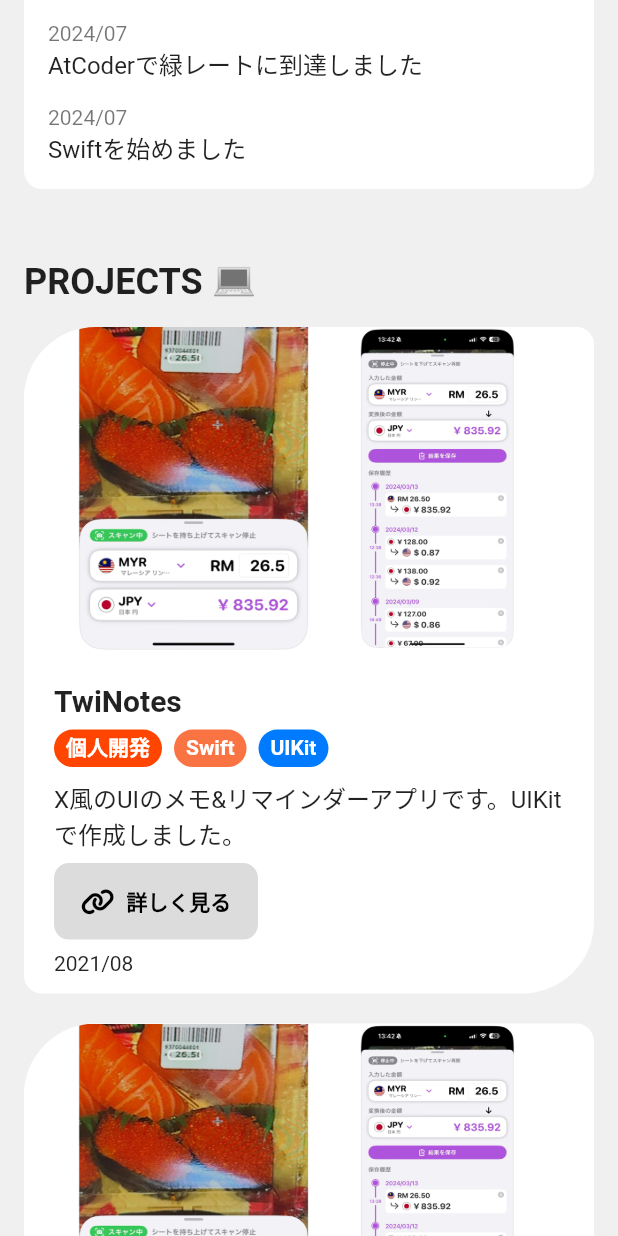
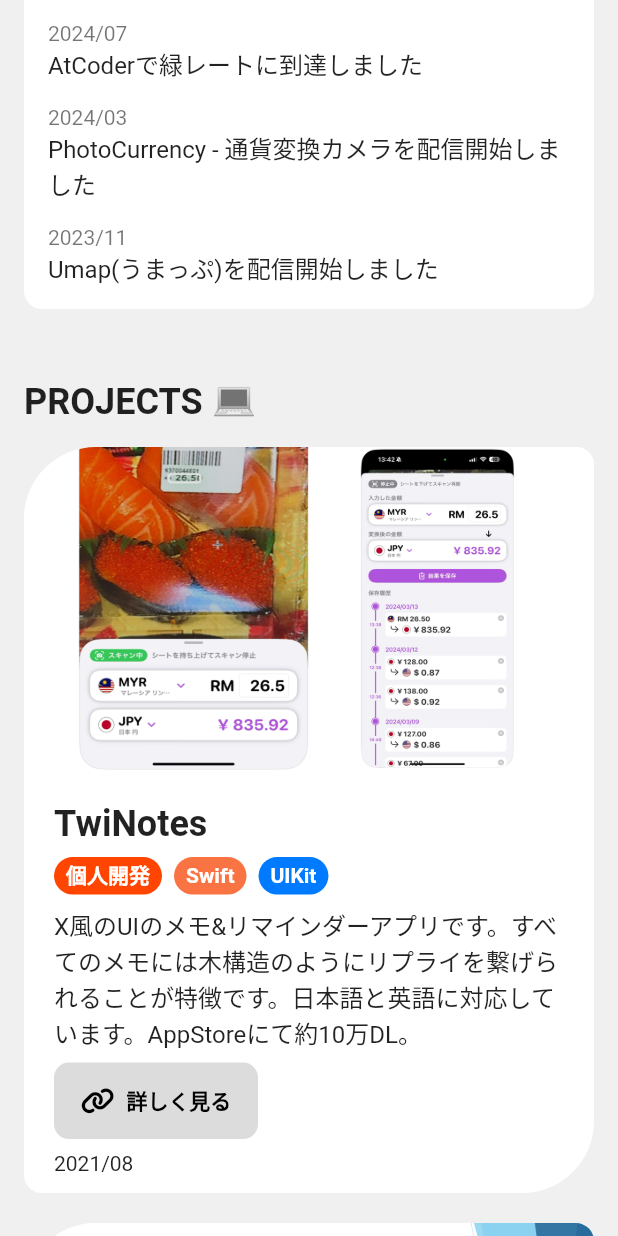
Before and after one commit to toyoshin5/flutter-portfolio, a Flutter app: the screen it shows after launch, scrolled down 1152 dp, on a phone screen of 412 x 824 dp. Run offline on Flutter 3.47's test engine with Material 3 defaults, Android fonts, the phone set to English and light mode, and no system bars; our stand-ins replace device_preview, fl_chart, flutter_riverpod, font_awesome_flutter, freezed_annotation, gap and 2 more; generated files the repository leaves out were written again; network calls fail; Roboto replaces fonts that are missing (SanFrancisco).

Commit message:
データを修正

```diff
--- a/lib/pages/home_page.dart
+++ b/lib/pages/home_page.dart
@@ -1,6 +1,4 @@
 import 'dart:math';
-
-import 'package:animated_text_kit/animated_text_kit.dart';
 import 'package:flutter/material.dart';
 import 'package:flutter_portfolio/screen_pod.dart';
 import 'package:flutter_portfolio/widget/graph.dart';
--- a/lib/providers/profile_provider.dart
+++ b/lib/providers/profile_provider.dart
@@ -16,7 +16,7 @@
         birthday: '2002/03/22',
         imageUrl: 'https://avatars.githubusercontent.com/u/43494392?v=4',
         position: 'Passionate about Mobile App Development',
-        introduction: 'こんにちは、豊田真吾と申します。\n北海道大学情報科学院に通っています。\n趣味は色々ありますが、SwiftとFlutterを使ってアプリ開発をすることが好きです。\n\nここでは小さなものから大きなものまで、私が今までやってきたあれこれについて紹介してます。\nこのサイトを通して、私のことについてちょっとでも知ってもらえたらうれしいです。\n\nそういえば、ダークモードのテーマも用意しています。眩しいのがイヤなときは端末のダークモードをONにしてご覧くださいね。',
+        introduction: 'こんにちは、北海道大学情報科学院に所属している豊田真吾です。\n趣味は色々ありますが、SwiftとFlutterを使ってアプリ開発をすることが好きです。\n\nここでは小さなものから大きなものまで、私が今までやってきたあれこれについて紹介してます。\nこのサイトを通して、私のことについてちょっとでも知ってもらえたらうれしいです。\n\nそういえば、ダークモードのテーマも用意しています。眩しいのがイヤなときは端末のダークモードをONにしてご覧くださいね。',
         links: [
         LinkModel(
           url: "https://maps.app.goo.gl/BjNmZUzCCMNrpSGx7",
@@ -53,22 +53,26 @@
       news: [
         NewsModel(
           date: '2024/07',
-          text: 'ポートフォリオサイトを作成しました👍',
+          text: 'ポートフォリオサイトを作成しました',
         ),
         NewsModel(
           date: '2024/07',
           text: 'AtCoderで緑レートに到達しました',
         ),
         NewsModel(
-          date: '2024/07',
-          text: 'Swiftを始めました',
+          date: '2024/03',
+          text: 'PhotoCurrency - 通貨変換カメラを配信開始しました',
+        ),
+        NewsModel(
+          date: '2023/11',
+          text: 'Umap(うまっぷ)を配信開始しました',
         ),
       ],
       projects: [
         ProjectsModel(
           title: 'TwiNotes',
           date: '2021/08',
-          description: 'X風のUIのメモ&リマインダーアプリです。UIKitで作成しました。',
+          description: 'X風のUIのメモ&リマインダーアプリです。すべてのメモには木構造のようにリプライを繋げられることが特徴です。日本語と英語に対応しています。AppStoreにて約10万DL。',
           imagePath: 'photocurrency.png',
           budges: [
             BudgeType.personal,
@@ -79,21 +83,23 @@
         ProjectsModel(
           title: 'COINs!',
           date: '2019/11',
-          description: '外国人観光客向けに日本での現金の最適な払い方を提案するアプリです。Kotlinで作成しました。',
-          imagePath: 'photocurrency.png',
+          description: '外国人観光客向けに日本での現金の最適な払い方を提案するアプリです。レジなどで店員の会計金額の声をマイクで録音し、財布が最も軽くなる支払い方を指南します。初めてのチーム開発経験として教授やメンバー相談しながら開発を進めました。',
+          imagePath: 'coins.png',
           budges: [
             BudgeType.team,
+            BudgeType.contest,
             BudgeType.kotlin,
           ],
         ),
         ProjectsModel(
-          title: 'ここがタイトルここがタイトルここがタイトルここがタイトルここがタイトル',
-          date: '2021/08',
-          description: 'やったことやったことやったことやったことやったことやったことやったことやったことやったことやったことやったことやったことやったことやったことやったことやったことやったことやったことやったことやったことやったことやったことやったことやったこと',
-          imagePath: 'photocurrency.png',
+          title: 'Umap(うまっぷ)',
+          date: '2023/08',
+          description: 'これから行ってみたい飲食店や行った外食の思い出を残して自分だけの”ごはんマップ”を作れるアプリです。JPHacksというハッカソンで作成し、4人チームのリーダを努めました。GitHubを使ったissue管理やCI/CDを初めて活用しました。',
+          imagePath: 'coins.png',
           budges: [
+            BudgeType.team,
+            BudgeType.hackerson,
             BudgeType.flutter,
-            BudgeType.swift,
           ],
         ),
         ProjectsModel(
--- a/lib/widget/budge.dart
+++ b/lib/widget/budge.dart
@@ -7,6 +7,7 @@
   swiftui,
   kotlin,
   hackerson,
+  contest,
   personal,
   team,
 }
@@ -26,6 +27,7 @@
     BudgeType.swiftui: "SwiftUI",
     BudgeType.kotlin: "Kotlin",
     BudgeType.hackerson: "ハッカソン",
+    BudgeType.contest: "コンテスト",
     BudgeType.personal: "個人開発",
     BudgeType.team: "チーム開発",
   };
@@ -37,6 +39,7 @@
     BudgeType.swiftui: Color(0xff007AFF),
     BudgeType.kotlin: Color(0xff0095D5),
     BudgeType.hackerson: Color(0xff000000),
+    BudgeType.contest: Color(0xff000000),
     BudgeType.personal: Color(0xffFF4500),
     BudgeType.team: Color(0xffFF4500),
   };
--- a/lib/widget/project_card.dart
+++ b/lib/widget/project_card.dart
@@ -49,7 +49,7 @@
               children: [
                 Text(project.title,
                     style: const TextStyle(
-                        fontSize: 20, fontWeight: FontWeight.bold)),
+                        fontSize: 24, fontWeight: FontWeight.bold)),
                 const Gap(8),
                 Wrap(
                   spacing: 8,
```
Also changed, not shown: assets/images/coins.png (added).
